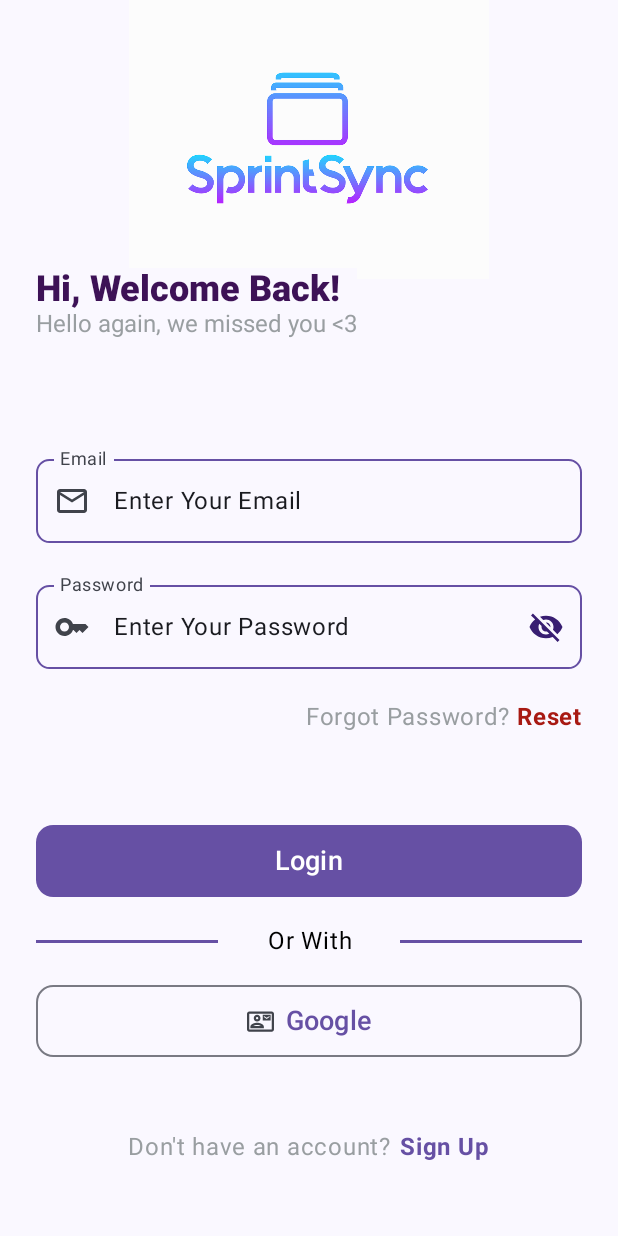
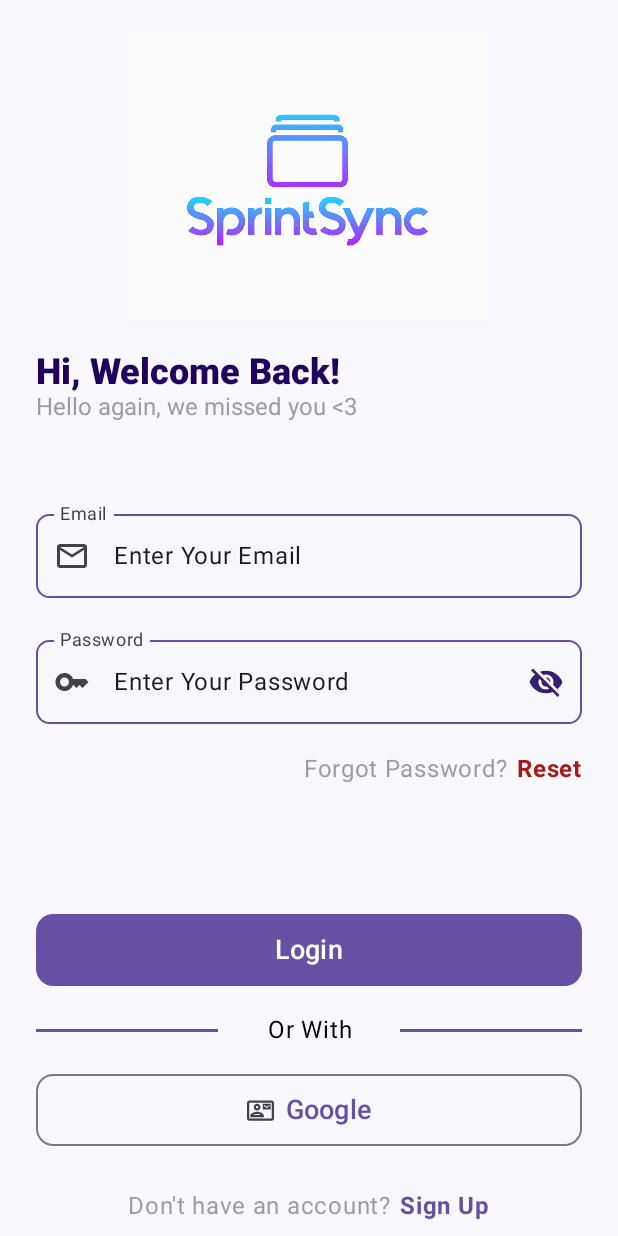
Before and after one commit to 2DT2K/SprintSync, an Android app built with Jetpack Compose: the @Preview function LoginPreview, on a phone screen of 412 x 824 dp. Run offline under Robolectric (Android 15) with nearby library versions, the phone set to English and light mode, and no system bars.

Commit message:
reformat khoi branch

```diff
--- /dev/null
+++ b/app/src/main/java/com/sprintsync/ui/components/authentication/PromptRow.kt
@@ -0,0 +1,48 @@
+package com.sprintsync.ui.components.authentication
+
+import androidx.compose.foundation.clickable
+import androidx.compose.foundation.interaction.MutableInteractionSource
+import androidx.compose.foundation.layout.Arrangement
+import androidx.compose.foundation.layout.Row
+import androidx.compose.foundation.layout.Spacer
+import androidx.compose.foundation.layout.height
+import androidx.compose.foundation.layout.width
+import androidx.compose.material.ripple.rememberRipple
+import androidx.compose.runtime.Composable
+import androidx.compose.ui.Alignment
+import androidx.compose.ui.Modifier
+import androidx.compose.ui.graphics.Color
+import androidx.compose.ui.text.font.FontWeight
+import androidx.compose.ui.unit.dp
+import com.sprintsync.ui.components.CustomText
+import com.sprintsync.ui.theme.Grey40
+import com.sprintsync.ui.theme.Purple40
+
+@Composable
+fun PromptRow(normalText: String, highlightedText: String, highlightColor: Color, onClick: () -> Unit, modifier: Modifier = Modifier.height(40.dp)) {
+    Row(
+        modifier = modifier,
+        verticalAlignment = Alignment.CenterVertically,
+        horizontalArrangement = Arrangement.Center
+    ) {
+        CustomText(
+            text = normalText,
+            color = Grey40
+        )
+
+        Spacer(modifier = Modifier.width(5.dp))
+
+        CustomText(
+            modifier = Modifier.clickable(interactionSource = MutableInteractionSource(),
+                indication = rememberRipple(
+                    bounded = true,
+                    radius = 250.dp
+                ),
+                onClick = onClick
+            ),
+            text = highlightedText,
+            color = highlightColor,
+            fontWeight = FontWeight.Bold
+        )
+    }
+}
--- a/app/src/main/java/com/sprintsync/ui/components/authentication/SignInButtonGroup.kt
+++ b/app/src/main/java/com/sprintsync/ui/components/authentication/SignInButtonGroup.kt
@@ -1,29 +1,39 @@
 package com.sprintsync.ui.components.authentication
 
 import androidx.compose.foundation.background
+import androidx.compose.foundation.clickable
+import androidx.compose.foundation.interaction.MutableInteractionSource
 import androidx.compose.foundation.layout.Arrangement
 import androidx.compose.foundation.layout.Box
 import androidx.compose.foundation.layout.Column
 import androidx.compose.foundation.layout.Row
+import androidx.compose.foundation.layout.Spacer
+import androidx.compose.foundation.layout.fillMaxSize
 import androidx.compose.foundation.layout.fillMaxWidth
 import androidx.compose.foundation.layout.height
+import androidx.compose.foundation.layout.width
 import androidx.compose.foundation.layout.wrapContentHeight
 import androidx.compose.foundation.shape.RoundedCornerShape
+import androidx.compose.material.ripple.rememberRipple
 import androidx.compose.material3.Icon
 import androidx.compose.runtime.Composable
 import androidx.compose.ui.Alignment
 import androidx.compose.ui.Modifier
 import androidx.compose.ui.res.painterResource
 import androidx.compose.ui.text.TextStyle
+import androidx.compose.ui.text.font.FontWeight
 import androidx.compose.ui.text.style.TextAlign
+import androidx.compose.ui.tooling.preview.Preview
 import androidx.compose.ui.unit.dp
 import androidx.compose.ui.unit.sp
 import com.sprintsync.R
 import com.sprintsync.ui.components.CustomButton
 import com.sprintsync.ui.components.CustomText
+import com.sprintsync.ui.theme.Grey40
 import com.sprintsync.ui.theme.Purple40
 
 
+@Preview
 @Composable
 fun SignInButtonGroup() {
     Column(
@@ -87,5 +97,11 @@ fun SignInButtonGroup() {
                 shape = RoundedCornerShape(24)
             )
         }
+
+        PromptRow(
+            "Don't have an account?",
+            "Sign Up",
+            Purple40,
+            onClick = {})
     }
 }
--- a/app/src/main/java/com/sprintsync/ui/theme/Color.kt
+++ b/app/src/main/java/com/sprintsync/ui/theme/Color.kt
@@ -10,7 +10,7 @@ val Purple40 = Color(0xFF6650a4)
 val PurpleGrey40 = Color(0xFF625b71)
 val Pink40 = Color(0xFF7D5260)
 
-val Purple20 = Color(0xFF3D1256)
+val Purple20 = Color(0xFF21005D)
 
 val Grey120 = Color(0xffeaeaea)
 val Grey80 = Color(0xFFDCCFE3)
--- a/app/src/main/java/com/sprintsync/ui/views/login/LogInScreen.kt
+++ b/app/src/main/java/com/sprintsync/ui/views/login/LogInScreen.kt
@@ -28,6 +28,7 @@ import com.sprintsync.ui.components.CustomText
 import com.sprintsync.ui.components.CustomTextField
 import com.sprintsync.ui.components.authentication.Email
 import com.sprintsync.ui.components.authentication.Password
+import com.sprintsync.ui.components.authentication.PromptRow
 import com.sprintsync.ui.components.authentication.SignInButtonGroup
 import com.sprintsync.ui.components.authentication.Title
 import com.sprintsync.ui.theme.Grey40
@@ -50,7 +51,7 @@ fun LogInScreen(modifier: Modifier = Modifier) {
                 modifier = Modifier
                     .fillMaxWidth()
                     .defaultMinSize()
-                    .weight(0.75f),
+                    .weight(0.7f),
                 contentAlignment = Alignment.TopCenter
             ) {
                 Image(
@@ -64,7 +65,7 @@ fun LogInScreen(modifier: Modifier = Modifier) {
             Box(
                 modifier = Modifier
                     .fillMaxWidth()
-                    .weight(0.5f)
+                    .weight(0.3f)
             ) {
                 Title(
                     "Hi, Welcome Back! ",
@@ -91,18 +92,13 @@ fun LogInScreen(modifier: Modifier = Modifier) {
                             onClick = {}
                         ), contentAlignment = Alignment.BottomEnd
                 ) {
-                    Row {
-                        Text(
-                            text = "Forgot Password?",
-                            color = Grey40
-                        )
-                        Spacer(modifier = Modifier.width(4.dp))
-                        Text(
-                            text = "Reset",
-                            color = Red80,
-                            fontWeight = FontWeight.Bold
-                        )
-                    }
+                    PromptRow(
+                        normalText = "Forgot Password?",
+                        highlightedText = "Reset",
+                        highlightColor = Red80,
+                        onClick = {},
+                        modifier = Modifier.height(20.dp)
+                    )
                 }
             }
 
@@ -116,33 +112,6 @@ fun LogInScreen(modifier: Modifier = Modifier) {
                 SignInButtonGroup()
             }
 
-            Row(
-                modifier = Modifier
-                    .fillMaxSize()
-                    .weight(0.5f),
-                verticalAlignment = Alignment.CenterVertically,
-                horizontalArrangement = Arrangement.Center
-            ) {
-                CustomText(
-                    text = "Don't have an account?",
-                    color = Grey40
-                )
-
-                Spacer(modifier = Modifier.width(5.dp))
-
-                CustomText(
-                    modifier = Modifier.clickable(interactionSource = MutableInteractionSource(),
-                        indication = rememberRipple(
-                            bounded = true,
-                            radius = 250.dp
-                        ),
-                        onClick = {}
-                    ),
-                    text = "Sign Up",
-                    color = Purple40,
-                    fontWeight = FontWeight.Bold
-                )
-            }
         }
     }
 }
--- a/app/src/main/java/com/sprintsync/ui/views/login/SignUpScreen.kt
+++ b/app/src/main/java/com/sprintsync/ui/views/login/SignUpScreen.kt
@@ -64,7 +64,7 @@ fun SignUpScreen(modifier: Modifier = Modifier) {
                     .weight(0.75f),
                 horizontalAlignment = Alignment.CenterHorizontally
             ) {
-                Spacer(modifier = Modifier.weight(0.6f))
+                Spacer(modifier = Modifier.weight(0.5f))
                 Surface(modifier = Modifier.weight(1f)) {
                     SignUpButtonGroup()
                 }
```
Also changed, not shown: app/src/main/java/com/sprintsync/ui/components/authentication/SignUpButtonGroup.kt (+8 -25 lines), app/src/main/java/com/sprintsync/ui/views/login/ForgotPasswordScreen.kt (+15 -11 lines).
